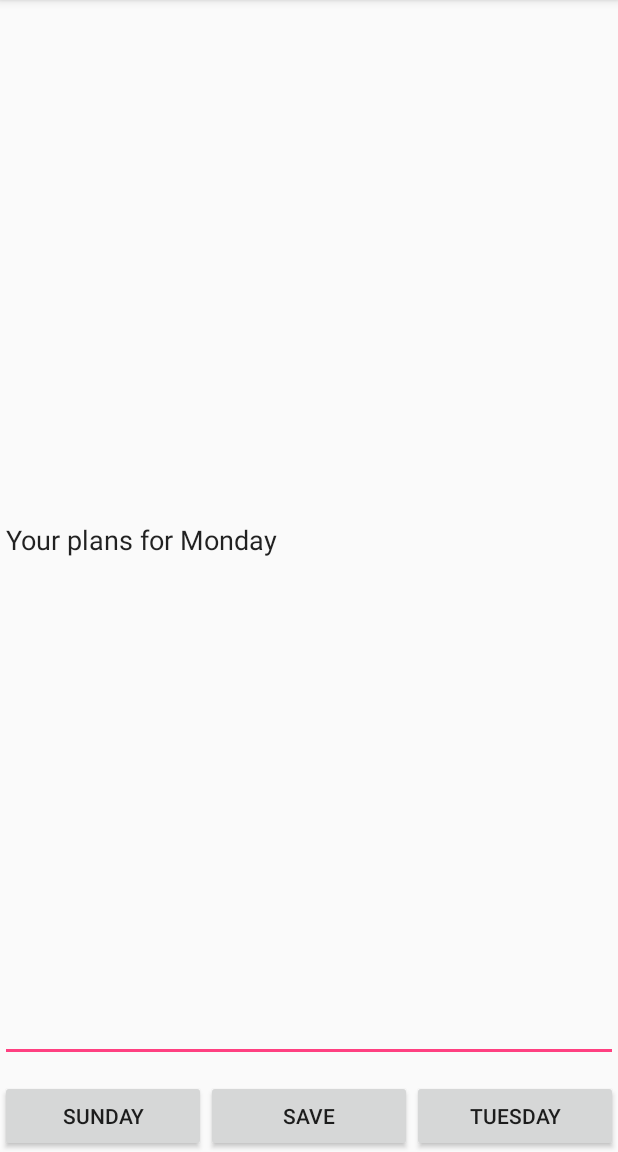
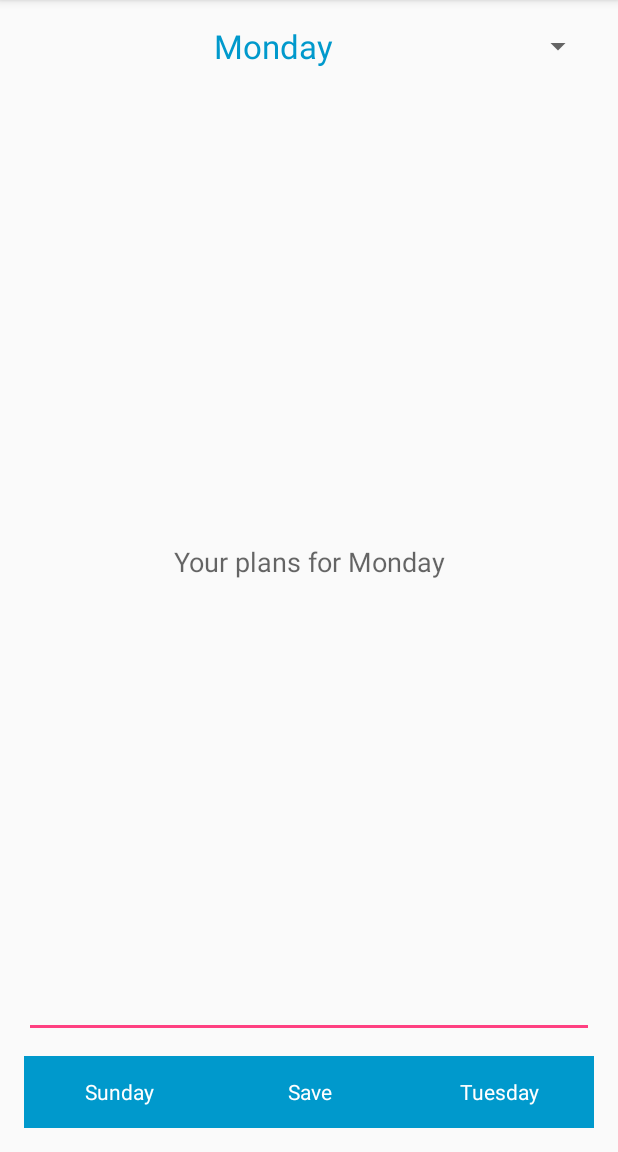
Before and after one commit to Magisus/android-todo-list, an Android app: the screen it shows after launch (MainActivity), on a phone screen of 412 x 824 dp, the part 84-1236 px from its top. Run offline under Robolectric (Android 15) with nearby library versions, the phone set to English and light mode, and no system bars; our stand-ins replace ButterKnife.

Commit message:
Now with spinner, styling, and saving

```diff
--- a/app/src/main/java/edu/lclark/mdreyer/todolist/MainActivity.java
+++ b/app/src/main/java/edu/lclark/mdreyer/todolist/MainActivity.java
@@ -2,19 +2,21 @@ package edu.lclark.mdreyer.todolist;
 
 import android.os.Bundle;
 import android.support.v7.app.AppCompatActivity;
+import android.widget.ArrayAdapter;
 import android.widget.Button;
 import android.widget.EditText;
-import android.widget.TextView;
+import android.widget.Spinner;
 
 import butterknife.Bind;
 import butterknife.ButterKnife;
 import butterknife.OnClick;
 import butterknife.OnEditorAction;
+import butterknife.OnItemSelected;
 
 public class MainActivity extends AppCompatActivity {
 
-    @Bind(R.id.day_header_text)
-    TextView dayHeader;
+    @Bind(R.id.day_header_spinner)
+    Spinner dayHeader;
 
     @Bind(R.id.task_edit)
     EditText taskEdit;
@@ -37,12 +39,17 @@ public class MainActivity extends AppCompatActivity {
         ButterKnife.bind(this);
 
         weekdays = new WeekdayCycler(getResources().getStringArray(R.array.weekdays));
+        ArrayAdapter<CharSequence> adapter = ArrayAdapter.createFromResource(this,
+                R.array.weekdays, R.layout.day_spinner_item);
+        adapter.setDropDownViewResource(android.R.layout.simple_spinner_dropdown_item);
+        dayHeader.setAdapter(adapter);
         setViewTexts();
     }
 
     @OnClick(R.id.save_button)
     public void saveTask() {
-        taskEdit.setText("Task Saved!");
+        getPreferences(MODE_PRIVATE).edit().putString(weekdays.getCurrentDay(),
+                taskEdit.getText().toString()).apply();
     }
 
     @OnEditorAction(R.id.task_edit)
@@ -63,12 +70,24 @@ public class MainActivity extends AppCompatActivity {
         setViewTexts();
     }
 
+    @OnItemSelected(R.id.day_header_spinner)
+    public void goToDay() {
+        weekdays.goToDay(dayHeader.getSelectedItemPosition());
+        setViewTexts();
+    }
+
     private void setViewTexts() {
-        dayHeader.setText(weekdays.getCurrentDay());
+        dayHeader.setSelection(weekdays.getCurrentDayIndex());
         previousDayButton.setText(weekdays.getPreviousDay());
         nextDayButton.setText(weekdays.getNextDay());
 
-        // TODO: load from SharedPreferences if value has been saved
-        taskEdit.setText(getString(R.string.task_edit_hint, weekdays.getCurrentDay()));
+        String task = getPreferences(MODE_PRIVATE).getString(weekdays.getCurrentDay(),
+                "");
+        if (task.equals("")) {
+            taskEdit.setText("");
+            taskEdit.setHint(getString(R.string.task_edit_hint, weekdays.getCurrentDay()));
+        } else {
+            taskEdit.setText(task);
+        }
     }
 }
--- a/app/src/main/java/edu/lclark/mdreyer/todolist/WeekdayCycler.java
+++ b/app/src/main/java/edu/lclark/mdreyer/todolist/WeekdayCycler.java
@@ -46,4 +46,15 @@ public class WeekdayCycler {
     public String getNextDay() {
         return nextDay;
     }
+
+    public int getCurrentDayIndex() {
+        return currentDayIndex;
+    }
+
+    public void goToDay(int index) {
+        currentDayIndex = index;
+        currentDay = weekdays[currentDayIndex];
+        previousDay = weekdays[(currentDayIndex + weekdays.length - 1) % weekdays.length];
+        nextDay = weekdays[(currentDayIndex + 1) % weekdays.length];
+    }
 }
--- a/app/src/main/res/layout/activity_main.xml
+++ b/app/src/main/res/layout/activity_main.xml
@@ -4,6 +4,7 @@
     xmlns:tools="http://schemas.android.com/tools"
     android:layout_width="match_parent"
     android:layout_height="match_parent"
+    android:padding="16dp"
     android:orientation="vertical"
     tools:context="edu.lclark.mdreyer.todolist.MainActivity">
 
@@ -18,42 +19,53 @@
             android:id="@+id/previous_day_button"
             android:layout_width="0dp"
             android:layout_height="wrap_content"
-            android:layout_weight="1"/>
+            android:layout_weight="1"
+            style="@android:style/Widget.Holo.Button.Borderless.Small"
+            android:background="@android:color/holo_blue_dark"
+            android:textColor="@android:color/white"/>
 
         <Button
             android:id="@+id/save_button"
             android:layout_width="0dp"
             android:layout_height="wrap_content"
             android:layout_weight="1"
-            android:text="@string/keyboard_save_button"/>
+            android:text="@string/keyboard_save_button"
+            style="@android:style/Widget.Holo.Button.Borderless.Small"
+            android:background="@android:color/holo_blue_dark"
+            android:textColor="@android:color/white"/>
 
         <Button
             android:id="@+id/next_day_button"
             android:layout_width="0dp"
             android:layout_height="wrap_content"
-            android:layout_weight="1"/>
+            android:layout_weight="1"
+            style="@android:style/Widget.Holo.Button.Borderless.Small"
+            android:background="@android:color/holo_blue_dark"
+            android:textColor="@android:color/white"/>
 
     </LinearLayout>
+
+    <Spinner
+        android:id="@+id/day_header_spinner"
+        android:layout_width="match_parent"
+        android:layout_height="wrap_content"
+        android:gravity="center_horizontal"
+        android:layout_alignParentTop="true"
+        android:textSize="22sp"
+        android:textColor="@android:color/holo_blue_dark"/>
 
     <EditText
         android:id="@+id/task_edit"
         android:layout_width="match_parent"
         android:layout_height="match_parent"
         android:layout_above="@id/button_bar"
+        android:layout_below="@id/day_header_spinner"
         android:layout_marginBottom="12dp"
         android:layout_marginTop="12dp"
+        android:gravity="center"
         android:imeActionLabel="@string/keyboard_save_button"
         android:imeOptions="actionDone"
         android:inputType="textAutoComplete|textCapSentences"
         android:textSize="18sp"/>
 
-    <TextView
-        android:id="@+id/day_header_text"
-        android:layout_width="match_parent"
-        android:layout_height="wrap_content"
-        android:gravity="center_horizontal"
-        android:layout_above="@id/task_edit"
-        android:layout_alignParentTop="true"
-        android:textSize="22sp"/>
-
 </RelativeLayout>
--- /dev/null
+++ b/app/src/main/res/layout/day_spinner_item.xml
@@ -0,0 +1,9 @@
+<?xml version="1.0" encoding="utf-8"?>
+<TextView
+    android:id="@+id/day_text"
+    xmlns:android="http://schemas.android.com/apk/res/android"
+    android:layout_width="match_parent"
+    android:layout_height="wrap_content"
+    android:gravity="center"
+    android:textColor="@android:color/holo_blue_dark"
+    android:textSize="22sp"/>
```
